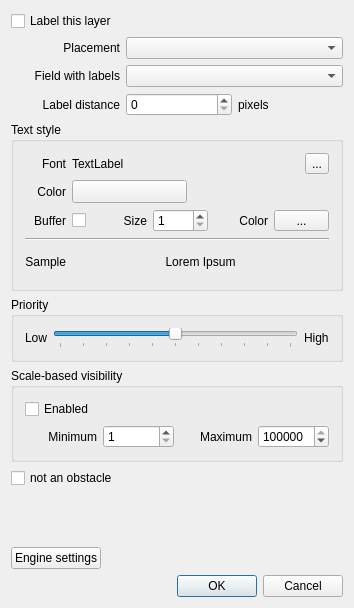
Above: src/plugins/labeling/labelingguibase.ui from qgis/QGIS before the change. Below: the same form after it.
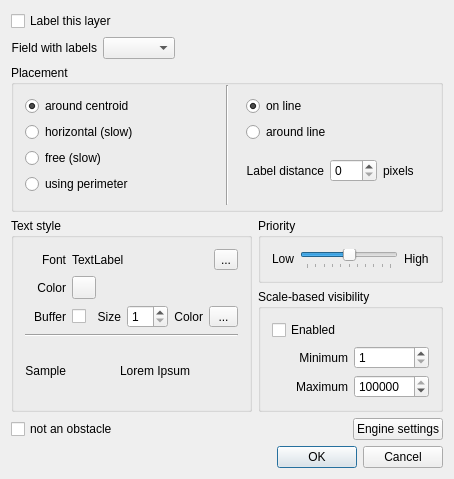
That is the form after the change. The open tabs and pages were chosen to show the change. Icons and pictures are not drawn. Custom widgets are drawn as their Qt base class.

Commit message: reorganized labeling dialog in vision of new placement methods :)

```diff
--- a/src/plugins/labeling/labelingguibase.ui
+++ b/src/plugins/labeling/labelingguibase.ui
@@ -6,8 +6,8 @@
    <rect>
     <x>0</x>
     <y>0</y>
-    <width>354</width>
-    <height>608</height>
+    <width>454</width>
+    <height>474</height>
    </rect>
   </property>
   <property name="windowTitle">
@@ -18,7 +18,7 @@
     <normaloff/>
    </iconset>
   </property>
-  <layout class="QVBoxLayout" name="verticalLayout_2">
+  <layout class="QVBoxLayout" name="verticalLayout">
    <item>
     <widget class="QCheckBox" name="chkEnableLabeling">
      <property name="text">
@@ -27,34 +27,8 @@
     </widget>
    </item>
    <item>
-    <layout class="QGridLayout" name="gridLayout_2">
-     <item row="0" column="0">
-      <widget class="QLabel" name="label">
-       <property name="sizePolicy">
-        <sizepolicy hsizetype="Preferred" vsizetype="Preferred">
-         <horstretch>1</horstretch>
-         <verstretch>0</verstretch>
-        </sizepolicy>
-       </property>
-       <property name="text">
-        <string>Placement</string>
-       </property>
-       <property name="alignment">
-        <set>Qt::AlignRight|Qt::AlignTrailing|Qt::AlignVCenter</set>
-       </property>
-      </widget>
-     </item>
-     <item row="0" column="1">
-      <widget class="QComboBox" name="cboPlacement">
-       <property name="sizePolicy">
-        <sizepolicy hsizetype="Preferred" vsizetype="Fixed">
-         <horstretch>2</horstretch>
-         <verstretch>0</verstretch>
-        </sizepolicy>
-       </property>
-      </widget>
-     </item>
-     <item row="1" column="0">
+    <layout class="QHBoxLayout" name="horizontalLayout_9">
+     <item>
       <widget class="QLabel" name="label_6">
        <property name="text">
         <string>Field with labels</string>
@@ -64,10 +38,147 @@
        </property>
       </widget>
      </item>
-     <item row="1" column="1">
+     <item>
       <widget class="QComboBox" name="cboFieldName"/>
      </item>
-     <item row="2" column="0">
+     <item>
+      <spacer name="horizontalSpacer_4">
+       <property name="orientation">
+        <enum>Qt::Horizontal</enum>
+       </property>
+       <property name="sizeHint" stdset="0">
+        <size>
+         <width>40</width>
+         <height>20</height>
+        </size>
+       </property>
+      </spacer>
+     </item>
+    </layout>
+   </item>
+   <item>
+    <widget class="QGroupBox" name="groupBox_4">
+     <property name="title">
+      <string>Placement</string>
+     </property>
+     <layout class="QHBoxLayout" name="horizontalLayout_8">
+      <property name="leftMargin">
+       <number>0</number>
+      </property>
+      <property name="topMargin">
+       <number>0</number>
+      </property>
+      <property name="rightMargin">
+       <number>0</number>
+      </property>
+      <property name="bottomMargin">
+       <number>4</number>
+      </property>
+      <item>
+       <widget class="QStackedWidget" name="stackedPlacement">
+        <property name="currentIndex">
+         <number>0</number>
+        </property>
+        <widget class="QWidget" name="pagePoint">
+         <layout class="QVBoxLayout" name="verticalLayout_2">
+          <item>
+           <widget class="QRadioButton" name="radAroundPoint">
+            <property name="text">
+             <string>around point</string>
+            </property>
+            <property name="checked">
+             <bool>true</bool>
+            </property>
+           </widget>
+          </item>
+          <item>
+           <widget class="QRadioButton" name="radOverPoint">
+            <property name="enabled">
+             <bool>false</bool>
+            </property>
+            <property name="text">
+             <string>over point</string>
+            </property>
+           </widget>
+          </item>
+         </layout>
+        </widget>
+        <widget class="QWidget" name="pageLine">
+         <layout class="QVBoxLayout" name="verticalLayout_3">
+          <item>
+           <widget class="QRadioButton" name="radLineParallel">
+            <property name="text">
+             <string>parallel</string>
+            </property>
+            <property name="checked">
+             <bool>true</bool>
+            </property>
+           </widget>
+          </item>
+          <item>
+           <widget class="QRadioButton" name="radLineHorizontal">
+            <property name="enabled">
+             <bool>false</bool>
+            </property>
+            <property name="text">
+             <string>horizontal</string>
+            </property>
+           </widget>
+          </item>
+         </layout>
+        </widget>
+        <widget class="QWidget" name="pagePolygon">
+         <layout class="QVBoxLayout" name="verticalLayout_4">
+          <item>
+           <widget class="QRadioButton" name="radAroundCentroid">
+            <property name="text">
+             <string>around centroid</string>
+            </property>
+            <property name="checked">
+             <bool>true</bool>
+            </property>
+           </widget>
+          </item>
+          <item>
+           <widget class="QRadioButton" name="radPolygonHorizontal">
+            <property name="text">
+             <string>horizontal (slow)</string>
+            </property>
+           </widget>
+          </item>
+          <item>
+           <widget class="QRadioButton" name="radPolygonFree">
+            <property name="text">
+             <string>free (slow)</string>
+            </property>
+           </widget>
+          </item>
+          <item>
+           <widget class="QRadioButton" name="radPolygonPerimeter">
+            <property name="text">
+             <string>using perimeter</string>
+            </property>
+           </widget>
+          </item>
+         </layout>
+        </widget>
+       </widget>
+      </item>
+      <item>
+       <widget class="Line" name="line_2">
+        <property name="orientation">
+         <enum>Qt::Vertical</enum>
+        </property>
+       </widget>
+      </item>
+      <item>
+       <widget class="QStackedWidget" name="stackedOptions">
+        <property name="currentIndex">
+         <number>0</number>
+        </property>
+        <widget class="QWidget" name="pageOptionsPoint">
+         <layout class="QGridLayout" name="gridLayout_2">
+          <item row="0" column="0">
       <widget class="QLabel" name="label_8">
        <property name="text">
         <string>Label distance</string>
@@ -77,27 +188,104 @@
        </property>
       </widget>
      </item>
-     <item row="2" column="1">
-      <layout class="QHBoxLayout" name="horizontalLayout_3">
-       <item>
-        <widget class="QDoubleSpinBox" name="spinDist">
+          <item row="0" column="1">
+           <widget class="QDoubleSpinBox" name="spinDistPoint">
          <property name="decimals">
           <number>0</number>
          </property>
         </widget>
        </item>
-       <item>
+          <item row="0" column="2">
         <widget class="QLabel" name="label_9">
          <property name="text">
           <string>pixels</string>
          </property>
         </widget>
        </item>
-      </layout>
-     </item>
-    </layout>
-   </item>
+          <item row="1" column="0">
+           <widget class="QLabel" name="label_17">
+            <property name="text">
+             <string>Rotation</string>
+            </property>
+            <property name="alignment">
+             <set>Qt::AlignRight|Qt::AlignTrailing|Qt::AlignVCenter</set>
+            </property>
+           </widget>
+          </item>
+          <item row="1" column="1">
+           <widget class="QSpinBox" name="spinAngle">
+            <property name="enabled">
+             <bool>false</bool>
+            </property>
+           </widget>
+          </item>
+          <item row="1" column="2">
+           <widget class="QLabel" name="label_18">
+            <property name="text">
+             <string>degrees</string>
+            </property>
+           </widget>
+          </item>
+         </layout>
+        </widget>
+        <widget class="QWidget" name="pageOptionsLine">
+         <layout class="QVBoxLayout" name="verticalLayout_5">
+          <item>
+           <widget class="QRadioButton" name="radOnLine">
+            <property name="text">
+             <string>on line</string>
+            </property>
+            <property name="checked">
+             <bool>true</bool>
+            </property>
+           </widget>
+          </item>
+          <item>
+           <widget class="QRadioButton" name="radAroundLine">
+            <property name="text">
+             <string>around line</string>
+            </property>
+           </widget>
+          </item>
+          <item>
+           <layout class="QHBoxLayout" name="horizontalLayout_3">
+            <item>
+             <widget class="QLabel" name="label_16">
+              <property name="text">
+               <string>Label distance</string>
+              </property>
+              <property name="alignment">
+               <set>Qt::AlignRight|Qt::AlignTrailing|Qt::AlignVCenter</set>
+              </property>
+             </widget>
+            </item>
+            <item>
+             <widget class="QDoubleSpinBox" name="spinDistLine">
+              <property name="decimals">
+               <number>0</number>
+              </property>
+             </widget>
+            </item>
+            <item>
+             <widget class="QLabel" name="label_15">
+              <property name="text">
+               <string>pixels</string>
+              </property>
+             </widget>
+            </item>
+           </layout>
+          </item>
+         </layout>
+        </widget>
+        <widget class="QWidget" name="pageOptionsEmpty"/>
+       </widget>
+      </item>
+     </layout>
+    </widget>
+   </item>
    <item>
+    <layout class="QGridLayout" name="gridLayout_4">
+     <item row="0" column="0" rowspan="2">
     <widget class="QGroupBox" name="groupBox">
      <property name="title">
       <string>Text style</string>
@@ -314,7 +502,7 @@
      </layout>
     </widget>
    </item>
-   <item>
+     <item row="0" column="1">
     <widget class="QGroupBox" name="groupBox_2">
      <property name="title">
       <string>Priority</string>
@@ -356,22 +544,20 @@
      </layout>
     </widget>
    </item>
-   <item>
+     <item row="1" column="1">
     <widget class="QGroupBox" name="groupBox_3">
      <property name="title">
       <string>Scale-based visibility</string>
      </property>
-     <layout class="QVBoxLayout" name="verticalLayout">
-      <item>
+       <layout class="QGridLayout" name="gridLayout_3">
+        <item row="0" column="0" colspan="2">
        <widget class="QCheckBox" name="chkScaleBasedVisibility">
         <property name="text">
          <string>Enabled</string>
         </property>
        </widget>
       </item>
-      <item>
-       <layout class="QHBoxLayout" name="horizontalLayout_7">
-        <item>
+        <item row="1" column="0">
          <widget class="QLabel" name="label_13">
           <property name="text">
            <string>Minimum</string>
@@ -381,7 +567,7 @@
           </property>
          </widget>
         </item>
-        <item>
+        <item row="1" column="1">
          <widget class="QSpinBox" name="spinScaleMin">
           <property name="minimum">
            <number>1</number>
@@ -391,7 +577,7 @@
           </property>
          </widget>
         </item>
-        <item>
+        <item row="2" column="0">
          <widget class="QLabel" name="label_14">
           <property name="text">
            <string>Maximum</string>
@@ -401,7 +587,7 @@
           </property>
          </widget>
         </item>
-        <item>
+        <item row="2" column="1">
          <widget class="QSpinBox" name="spinScaleMax">
           <property name="minimum">
            <number>1</number>
@@ -415,10 +601,12 @@
          </widget>
         </item>
        </layout>
-      </item>
-     </layout>
-    </widget>
-   </item>
+      </widget>
+     </item>
+    </layout>
+   </item>
+   <item>
+    <layout class="QHBoxLayout" name="horizontalLayout_2">
    <item>
     <widget class="QCheckBox" name="chkNoObstacle">
      <property name="enabled">
@@ -430,6 +618,31 @@
     </widget>
    </item>
    <item>
+      <spacer name="horizontalSpacer_3">
+       <property name="orientation">
+        <enum>Qt::Horizontal</enum>
+       </property>
+       <property name="sizeHint" stdset="0">
+        <size>
+         <width>40</width>
+         <height>20</height>
+        </size>
+       </property>
+      </spacer>
+     </item>
+     <item>
+      <widget class="QPushButton" name="btnEngineSettings">
+       <property name="enabled">
+        <bool>true</bool>
+       </property>
+       <property name="text">
+        <string>Engine settings</string>
+       </property>
+      </widget>
+     </item>
+    </layout>
+   </item>
+   <item>
     <spacer name="verticalSpacer_2">
      <property name="orientation">
       <enum>Qt::Vertical</enum>
@@ -442,33 +655,6 @@
      </property>
     </spacer>
    </item>
-   <item>
-    <layout class="QHBoxLayout" name="horizontalLayout_2">
-     <item>
-      <widget class="QPushButton" name="btnEngineSettings">
-       <property name="enabled">
-        <bool>true</bool>
-       </property>
-       <property name="text">
-        <string>Engine settings</string>
-       </property>
-      </widget>
-     </item>
-     <item>
-      <spacer name="horizontalSpacer_3">
-       <property name="orientation">
-        <enum>Qt::Horizontal</enum>
-       </property>
-       <property name="sizeHint" stdset="0">
-        <size>
-         <width>40</width>
-         <height>20</height>
-        </size>
-       </property>
-      </spacer>
-     </item>
-    </layout>
-   </item>
    <item>
     <widget class="QDialogButtonBox" name="buttonBox">
      <property name="orientation">
```
Left out of the diff: 14 changed lines with no effect on the pictures. Lines whose indentation alone changed are shown as unchanged. The commit also changes 4 other files.
